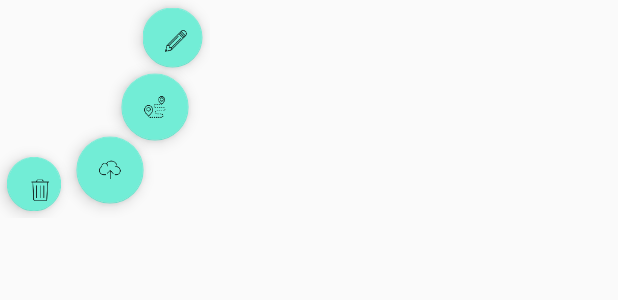
After one commit to develkd/epic, an Android app: the layout menu.xml on its own in the app's theme, with its tools: preview values and no code run, on a phone screen of 412 x 824 dp. The commit adds this screen. Shown: the top 300 px of the screen. Run offline under Robolectric (Android 15) with nearby library versions, the phone set to English and light mode, and no system bars.

Commit message:
- menu.xml created to include in custom_marker_layout

```diff
--- a/app/src/main/java/de/master/kd/epic/map/EpicMap.java
+++ b/app/src/main/java/de/master/kd/epic/map/EpicMap.java
@@ -11,15 +11,20 @@ import android.os.Build;
 import android.os.Bundle;
 import android.support.annotation.NonNull;
 import android.support.annotation.Nullable;
+import android.support.design.widget.CoordinatorLayout;
 import android.support.design.widget.FloatingActionButton;
 import android.support.v4.app.FragmentActivity;
 import android.support.v4.content.ContextCompat;
+import android.support.v4.view.ViewPager;
+import android.view.ContextMenu;
 import android.view.LayoutInflater;
 import android.view.View;
 import android.view.ViewTreeObserver;
 import android.view.animation.Animation;
 import android.view.animation.AnimationUtils;
 import android.widget.ImageView;
+import android.widget.PopupMenu;
+import android.widget.RelativeLayout;
 import android.widget.Toast;
 
 import com.google.android.gms.common.ConnectionResult;
@@ -113,8 +118,8 @@ public class EpicMap extends FragmentActivity implements OnMapReadyCallback, Loc
             public boolean onMarkerClick(Marker marker) {
                 Projection projection = googleMap.getProjection();
                 selectedMarkerLongLat = marker.getPosition();
-                Point screenPosition = projection.toScreenLocation(selectedMarkerLongLat);
-                Toast.makeText(EpicMap.this, "screenPosition =  " + screenPosition, Toast.LENGTH_LONG).show();
+               // Point screenPosition = projection.toScreenLocation(selectedMarkerLongLat);
+                //  Toast.makeText(EpicMap.this, "screenPosition =  " + screenPosition, Toast.LENGTH_LONG).show();
                 menuBuilder.showMenuItems();
                 return false;
             }
@@ -176,8 +181,6 @@ public class EpicMap extends FragmentActivity implements OnMapReadyCallback, Loc
 
       if(Constants.RESULT.MAP_NEW.ordinal() == resultCode){
           addNewMapMarker(data);
-
-
       }
 
         if(Constants.RESULT.MAP_UPDATE.ordinal() == resultCode){
@@ -282,9 +285,10 @@ public class EpicMap extends FragmentActivity implements OnMapReadyCallback, Loc
         private Animation showMenu, hideMenu;
         private boolean isOpen = false;
 
-
+       // PopupMenu popupMenu;
 
         public void buildMenu() {
+
             edit_item = getEditActionButton();
             route_item = (FloatingActionButton) findViewById(R.id.item_route_task);
             snych_item = (FloatingActionButton) findViewById(R.id.item_synch_task);
@@ -292,6 +296,15 @@ public class EpicMap extends FragmentActivity implements OnMapReadyCallback, Loc
 
             showMenu = AnimationUtils.loadAnimation(getApplicationContext(), R.anim.menu_open);
             hideMenu = AnimationUtils.loadAnimation(getApplicationContext(), R.anim.menu_close);
+
+
+//            popupMenu = new PopupMenu(EpicMap.this, layout);
+//            popupMenu.getMenu().add(1,R.id.item_edit_task,1,"Edit");
+//            popupMenu.getMenu().add(1,R.id.item_route_task,2,"slot2");
+//            popupMenu.getMenu().add(1,R.id.item_synch_task,3,"slot3");
+//            popupMenu.getMenu().add(1,R.id.item_delete_task,4,"slot34");
+
+
         }
 
 
@@ -303,7 +316,6 @@ public class EpicMap extends FragmentActivity implements OnMapReadyCallback, Loc
                 route_item.startAnimation(hideMenu);
                 snych_item.startAnimation(hideMenu);
                 trash_item.startAnimation(hideMenu);
-
 //                markerBtn.startAnimation(hideMenu);
                 //item_menu.startAnimation(rotateToClose);
             } else {
@@ -324,9 +336,6 @@ public class EpicMap extends FragmentActivity implements OnMapReadyCallback, Loc
 
         }
 
-    }
-
-
         private FloatingActionButton getEditActionButton() {
             FloatingActionButton edit_item = (FloatingActionButton) findViewById(R.id.item_edit_task);
             edit_item.setOnClickListener(new View.OnClickListener() {
@@ -335,6 +344,7 @@ public class EpicMap extends FragmentActivity implements OnMapReadyCallback, Loc
                     Intent position = new Intent(EpicMap.this, PositionEditActivity.class);
                     position.putExtra(Constants.MAP.LOCATION.name(), dummyMarkerLatLng);
                     startActivityForResult(position, Constants.RESULT.MAP_UPDATE.ordinal());
+                    showMenuItems();
                     //https://www.androidtutorialpoint.com/intermediate/android-map-app-showing-current-location-android/
 
                 }
@@ -342,3 +352,4 @@ public class EpicMap extends FragmentActivity implements OnMapReadyCallback, Loc
             return edit_item;
         }
     }
+}
--- a/app/src/main/res/anim/menu_open.xml
+++ b/app/src/main/res/anim/menu_open.xml
@@ -9,14 +9,12 @@
         android:toXScale="0.8"
         android:toYScale="0.8"
         android:pivotX="50%"
-        android:pivotY="50%"
-        />
+        android:pivotY="50%" />
 
     <!-- Durchsichtigkeit vom Objekt-->
     <alpha
         android:duration="300"
         android:fromAlpha="0.0"
-        android:toAlpha="1.0"
-        />
+        android:toAlpha="1.0"/>
 
 </set>
--- a/app/src/main/res/anim/rotate_to_close.xml
+++ b/app/src/main/res/anim/rotate_to_close.xml
@@ -7,7 +7,6 @@
         android:fromDegrees="45"
         android:toDegrees="0"
         android:pivotX="50%"
-        android:pivotY="50%"
-        />
+        android:pivotY="50%"/>
 
 </set>
--- a/app/src/main/res/anim/rotate_to_open.xml
+++ b/app/src/main/res/anim/rotate_to_open.xml
@@ -7,7 +7,6 @@
         android:fromDegrees="0"
         android:toDegrees="45"
         android:pivotX="50%"
-        android:pivotY="50%"
-        />
+        android:pivotY="50%"/>
 
 </set>
--- a/app/src/main/res/layout/custom_marker_layout.xml
+++ b/app/src/main/res/layout/custom_marker_layout.xml
@@ -1,10 +1,16 @@
 <?xml version="1.0" encoding="utf-8"?>
-<android.support.design.widget.CoordinatorLayout xmlns:android="http://schemas.android.com/apk/res/android"
-    xmlns:app="http://schemas.android.com/apk/res-auto"
-    xmlns:tools="http://schemas.android.com/tools"
-    android:layout_width="wrap_content"
-    android:layout_height="wrap_content" >
+<android.support.design.widget.CoordinatorLayout
+        xmlns:android="http://schemas.android.com/apk/res/android"
+        android:layout_width="match_parent"
+        android:layout_height="match_parent"
+        xmlns:app="http://schemas.android.com/apk/res-auto"
+        xmlns:tools="http://schemas.android.com/tools"
+        android:orientation="vertical">
 
+    xmlns:android="http://schemas.android.com/apk/res/android"
+
+        android:layout_width="wrap_content"
+        android:layout_height="wrap_content" >
 
     <ImageView
         android:layout_width="55dp"
@@ -24,7 +30,8 @@
         android:textStyle="bold" />
 
 
-
-
-
+    <!--<include-->
+        <!--layout="@layout/menu"-->
+        <!--android:layout_width="140dp"-->
+        <!--android:layout_height="145dp"/>-->
 </android.support.design.widget.CoordinatorLayout>
--- /dev/null
+++ b/app/src/main/res/layout/menu.xml
@@ -0,0 +1,68 @@
+<?xml version="1.0" encoding="utf-8"?>
+<android.support.design.widget.CoordinatorLayout xmlns:android="http://schemas.android.com/apk/res/android"
+    xmlns:app="http://schemas.android.com/apk/res-auto"
+    xmlns:tools="http://schemas.android.com/tools"
+    android:layout_width="140dp"
+    android:layout_height="145dp" >
+
+    <android.support.design.widget.FloatingActionButton
+        android:id="@+id/item_edit_task"
+        android:layout_width="wrap_content"
+        android:layout_height="wrap_content"
+        android:layout_gravity="top|left"
+        android:layout_marginLeft="90dp"
+        android:scaleType="center"
+        android:scaleX="0.8"
+        android:scaleY="0.8"
+        android:visibility="visible"
+        android:clickable="true"
+        app:rippleColor="@android:color/transparent"
+        app:srcCompat="@drawable/ic_edit" />
+
+
+    <android.support.design.widget.FloatingActionButton
+        android:id="@+id/item_route_task"
+        android:layout_width="wrap_content"
+        android:layout_height="wrap_content"
+        android:layout_gravity="top|left"
+        android:layout_marginLeft="75dp"
+        android:layout_marginTop="43dp"
+        android:scaleType="center"
+        android:scaleX="0.8"
+        android:scaleY="0.8"
+        android:visibility="visible"
+        android:clickable="true"
+        app:rippleColor="@android:color/transparent"
+        app:srcCompat="@drawable/ic_route" />
+
+    <android.support.design.widget.FloatingActionButton
+        android:id="@+id/item_synch_task"
+        android:layout_width="wrap_content"
+        android:layout_height="wrap_content"
+        android:layout_gravity="top|left"
+        android:layout_marginLeft="45dp"
+        android:layout_marginTop="85dp"
+        android:scaleType="center"
+        android:scaleX="0.8"
+        android:scaleY="0.8"
+        android:visibility="visible"
+        android:clickable="true"
+        app:rippleColor="@android:color/transparent"
+        app:srcCompat="@drawable/ic_sync" />
+
+    <android.support.design.widget.FloatingActionButton
+        android:id="@+id/item_delete_task"
+        android:layout_width="wrap_content"
+        android:layout_height="wrap_content"
+        android:layout_gravity="top|left"
+        android:layout_marginTop="100dp"
+        android:paddingBottom="5dp"
+        android:scaleType="center"
+        android:scaleX="0.8"
+        android:scaleY="0.8"
+        android:visibility="visible"
+        android:clickable="true"
+        app:rippleColor="@android:color/transparent"
+        app:srcCompat="@drawable/ic_trash" />
+
+</android.support.design.widget.CoordinatorLayout>
```
Also changed, not shown: app/src/main/res/anim/menu_close.xml (+2 -6 lines). Lines whose indentation alone changed are shown as unchanged.
